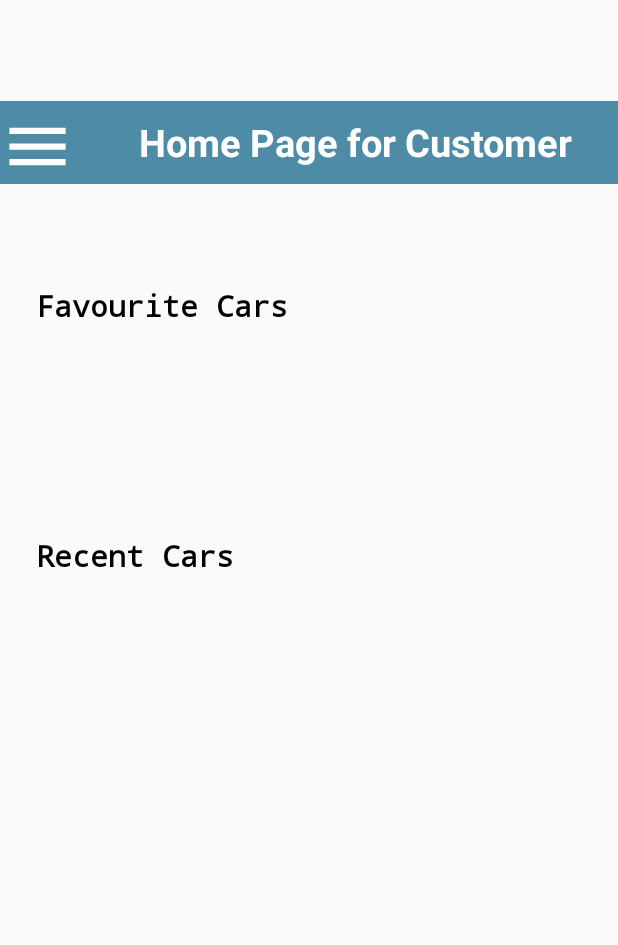
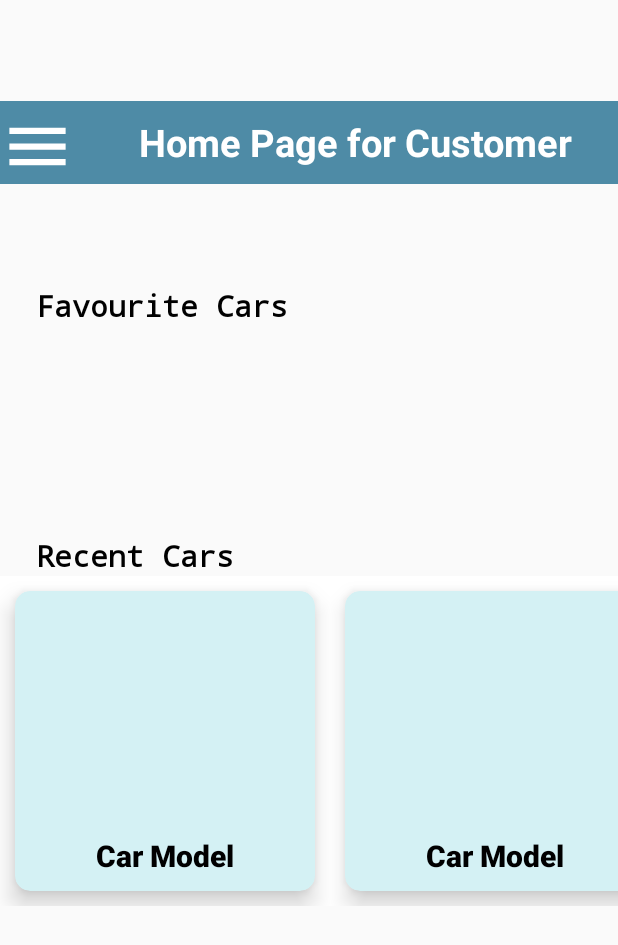
Before and after one commit to ma7moud3zim/Carket-CarMarket, an Android app: the layout activity_home_cust.xml on its own in the app's theme, with its tools: preview values and no code run, on a phone screen of 412 x 824 dp. Shown: the top 945 px of the screen. Run offline under Robolectric (Android 15) with nearby library versions, the phone set to English and light mode, and no system bars.

Commit message:
MakeCarCardView
Design the card view of car and add it to the home page of customer.

```diff
--- a/app/src/main/res/layout/activity_home_cust.xml
+++ b/app/src/main/res/layout/activity_home_cust.xml
@@ -26,11 +26,13 @@
         android:background="@color/grayb"
         android:orientation="horizontal"
         >
+
         <ImageView
             android:layout_width="wrap_content"
             android:layout_height="wrap_content"
             android:src="@drawable/ic_menu"
             android:layout_marginTop="5sp"
+            android:contentDescription="maneImage"
             />
 
         <TextView
@@ -45,7 +47,7 @@
             android:textStyle="bold"
              />
     </LinearLayout>
-
+        <!-- todo: Favaourite list-->
         <ScrollView
             android:id="@+id/favScroll"
             android:layout_width="match_parent"
@@ -64,6 +66,8 @@
                 android:layout_height="wrap_content"
                 android:orientation="vertical">
 
+
+
                 <TextView
                     android:layout_width="wrap_content"
                     android:layout_height="wrap_content"
@@ -73,29 +77,59 @@
                     android:textSize="20sp"
                     android:textStyle="bold" />
 
-                <androidx.core.widget.NestedScrollView
-                    android:id="@+id/mainCateg"
-                    android:layout_width="match_parent"
-                    android:layout_height="wrap_content"
-                    android:orientation="horizontal"
-                    app:layoutManager="androidx.recyclerview.widget.LinearLayoutManager"
-                    tools:itemCount="1" />
+
             </LinearLayout>
         </ScrollView>
 
-        <TextView
+        <LinearLayout
             android:id="@+id/recCars"
             android:layout_width="match_parent"
             android:layout_height="400sp"
-            android:text="  Recent Cars"
-            android:fontFamily="monospace"
-            android:textColor="@color/black"
-            android:textSize="20sp"
-            android:textStyle="bold"
             app:layout_constraintTop_toBottomOf="@+id/favScroll"
             app:layout_constraintBottom_toBottomOf="parent"
-            />
+            android:orientation="horizontal"
+            >
 
+
+            <ScrollView
+                android:id="@+id/carViews"
+                android:layout_width="match_parent"
+                android:layout_height="wrap_content"
+                android:scrollbars="none"
+                >
+
+                <LinearLayout
+                    android:layout_width="match_parent"
+                    android:layout_height="wrap_content"
+                    android:orientation="vertical">
+
+                    <TextView
+                        android:id="@+id/recCarsTitle"
+                        android:layout_width="match_parent"
+                        android:layout_height="wrap_content"
+                        android:text="  Recent Cars"
+                        android:fontFamily="monospace"
+                        android:textColor="@color/black"
+                        android:textSize="20sp"
+                        android:textStyle="bold"
+                        />
+
+                    <androidx.recyclerview.widget.RecyclerView
+                        android:id="@+id/mainCateg"
+                        android:layout_width="match_parent"
+                        android:layout_height="wrap_content"
+                        tools:itemCount="10"
+                        android:orientation="horizontal"
+                        app:layoutManager="androidx.recyclerview.widget.LinearLayoutManager"
+                        tools:listitem="@layout/car_item_card_view"
+                        />
+
+
+                </LinearLayout>
+
+            </ScrollView>
+
+        </LinearLayout>
 
     </androidx.constraintlayout.widget.ConstraintLayout>
 
--- /dev/null
+++ b/app/src/main/res/layout/car_item_card_view.xml
@@ -0,0 +1,54 @@
+<?xml version="1.0" encoding="utf-8"?>
+<RelativeLayout xmlns:android="http://schemas.android.com/apk/res/android"
+    xmlns:app="http://schemas.android.com/apk/res-auto"
+    xmlns:tools="http://schemas.android.com/tools"
+    android:layout_width="wrap_content"
+    android:layout_height="wrap_content"
+    android:background="@color/white"
+    tools:context=".SplashActivity">
+
+    <androidx.cardview.widget.CardView
+        android:layout_width="200sp"
+        android:layout_height="200sp"
+        android:layout_margin="10sp"
+        app:cardBackgroundColor="@color/babyblue"
+        app:cardCornerRadius="10sp"
+        app:cardElevation="10sp">
+
+        <RelativeLayout
+            android:layout_width="match_parent"
+            android:layout_height="match_parent">
+
+            <ImageView
+                android:id="@+id/imgDsh"
+                android:layout_width="70sp"
+                android:layout_height="70sp"
+                android:layout_alignParentEnd="true"
+                android:layout_marginTop="-10sp"
+                android:layout_marginRight="10sp"
+                />
+           <!-- android:src="@drawable/somestuff"
+             todo: get the page of the car and put it here item by item-->
+
+
+            <TextView
+                android:layout_width="match_parent"
+                android:id="@+id/carModel"
+                android:layout_height="wrap_content"
+                android:layout_alignParentStart="true"
+                android:layout_alignParentBottom="true"
+                android:fontFamily="sans-serif-black"
+                android:maxEms="10"
+                android:maxLines="2"
+                android:padding="10sp"
+                android:text="Car Model"
+                android:textColor="@color/black"
+                android:textSize="20sp"
+                android:gravity="center"
+                />
+
+        </RelativeLayout>
+
+    </androidx.cardview.widget.CardView>
+
+</RelativeLayout>
```
